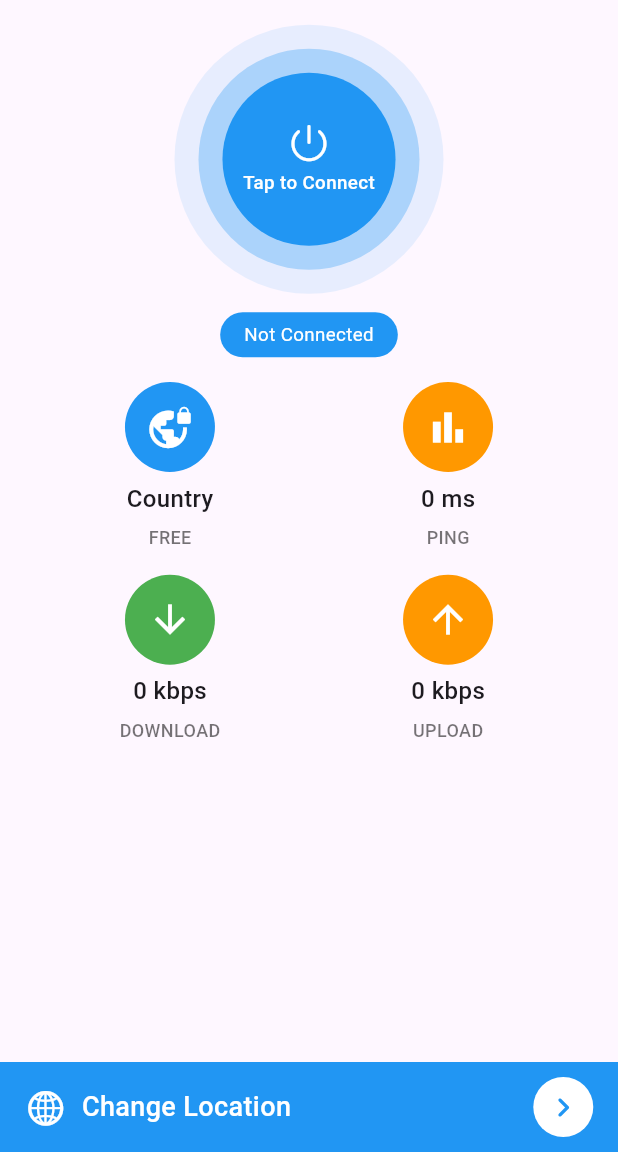
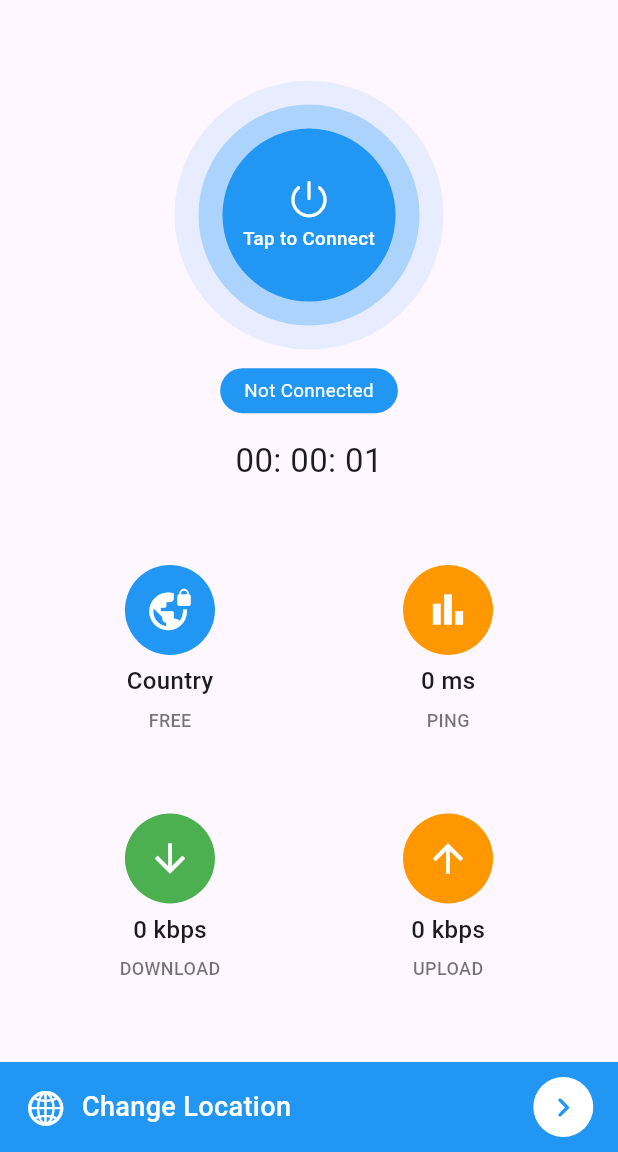
Before and after one commit to dcaayushd/Nomad-Net-Shield, a Flutter app: the screen it shows after launch, after a tap on "Tap to Connect", on a phone screen of 412 x 824 dp, the part 84-1236 px from its top. Run offline on Flutter 3.47's test engine with Material 3 defaults, Android fonts, the phone set to English and light mode, and no system bars; our stand-ins replace get; statements that could not run were skipped.

Commit message:
Custom Countdown Timer Added

```diff
--- a/lib/screens/home_screen.dart
+++ b/lib/screens/home_screen.dart
@@ -5,7 +5,10 @@ import 'package:flutter/material.dart';
 import 'package:flutter/scheduler.dart';
 
 import 'package:flutter/services.dart' show rootBundle;
+import 'package:get/get.dart';
+import 'package:get/get_rx/src/rx_types/rx_types.dart';
 import 'package:get/route_manager.dart';
+import 'package:nomadnetshield/widgets/count_down_timer.dart';
 import 'package:nomadnetshield/widgets/home_card.dart';
 import '../main.dart';
 
@@ -24,7 +27,7 @@ class HomeScreenState extends State<HomeScreen> {
   String _vpnState = VpnEngine.vpnDisconnected;
   List<VpnConfig> _listVpn = [];
   VpnConfig? _selectedVpn;
-
+  final RxBool _startTimer = false.obs;
   @override
   void initState() {
     super.initState();
@@ -92,13 +95,8 @@ class HomeScreenState extends State<HomeScreen> {
       ),
       bottomNavigationBar: _changeLocation(),
       body: Column(
-        mainAxisSize: MainAxisSize.min,
+        mainAxisAlignment: MainAxisAlignment.spaceEvenly,
         children: [
-          SizedBox(
-            height: mq.height * .02,
-            width: double.maxFinite,
-          ),
-
           // VPN Button
           _vpnButton(),
 
@@ -133,7 +131,6 @@ class HomeScreenState extends State<HomeScreen> {
               ),
             ],
           ),
-          SizedBox(height: mq.height * .02),
 
           const Row(
             mainAxisAlignment: MainAxisAlignment.center,
@@ -191,7 +188,9 @@ class HomeScreenState extends State<HomeScreen> {
           Semantics(
             button: true,
             child: InkWell(
-              onTap: () {},
+              onTap: () {
+                _startTimer.value = !_startTimer.value;
+              },
               borderRadius: BorderRadius.circular(100),
               child: Container(
                 padding: const EdgeInsets.all(16),
@@ -258,6 +257,10 @@ class HomeScreenState extends State<HomeScreen> {
                 color: Colors.white,
               ),
             ),
+          ),
+          // Countdown Timer
+          Obx(
+            () => CountDownTimer(startTimer: _startTimer.value),
           ),
         ],
       );
--- /dev/null
+++ b/lib/widgets/count_down_timer.dart
@@ -0,0 +1,48 @@
+import 'dart:async';
+
+import 'package:flutter/material.dart';
+
+class CountDownTimer extends StatefulWidget {
+  final bool startTimer;
+
+  const CountDownTimer({super.key, required this.startTimer});
+
+  @override
+  State<CountDownTimer> createState() => _CountDownTimerState();
+}
+
+class _CountDownTimerState extends State<CountDownTimer> {
+  Duration _duration = const Duration();
+  Timer? _timer;
+
+  _startTimer() {
+    _timer = Timer.periodic(const Duration(seconds: 1), (timer) {
+      setState(() {
+        _duration = Duration(seconds: _duration.inSeconds + 1);
+      });
+    });
+  }
+
+  _stopTimer() {
+    setState(() {
+      _timer?.cancel();
+      _timer = null;
+      _duration = const Duration();
+    });
+  }
+
+  @override
+  Widget build(BuildContext context) {
+    if (_timer == null || !widget.startTimer) {
+      widget.startTimer ? _startTimer() : _stopTimer();
+    }
+
+    String twoDigit(int n) => n.toString().padLeft(2, '0');
+    final minutes = twoDigit(_duration.inMinutes.remainder(60));
+    final seconds = twoDigit(_duration.inSeconds.remainder(60));
+    final hours = twoDigit(_duration.inHours.remainder(60));
+
+    return Text('$hours: $minutes: $seconds',
+        style: const TextStyle(fontSize: 22));
+  }
+}
```
